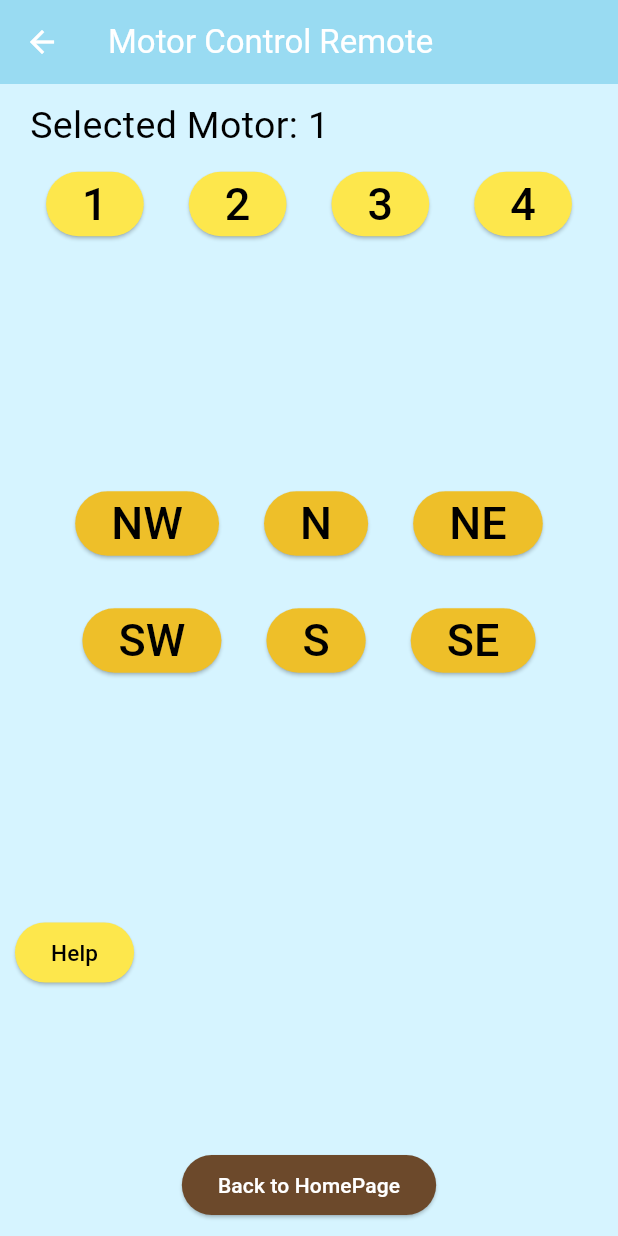
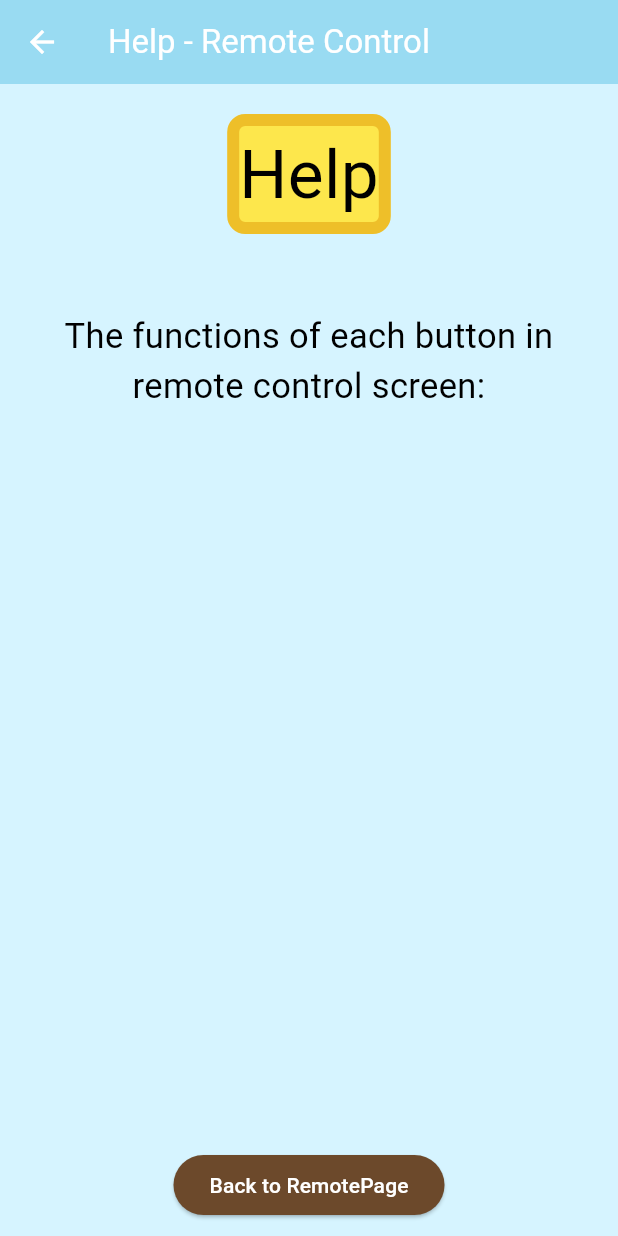
Before and after one commit to Kgo222/weceEOH_23, a Flutter app: the Remote screen opened directly, after a tap on "Help", on a phone screen of 412 x 824 dp. Run offline on Flutter 3.47's test engine with Material 3 defaults, Android fonts, the phone set to English and light mode, and no system bars.

Commit message:
help pages and remote control buttons

```diff
--- /dev/null
+++ b/solar_axis_app/lib/help_remote.dart
@@ -0,0 +1,78 @@
+import 'package:flutter/material.dart';
+import 'package:solar_axis_app/theme.dart';
+import 'theme.dart';
+import 'globals.dart';
+
+class HelpRemote extends StatefulWidget {
+  const HelpRemote({Key? key}) : super(key: key);
+
+  @override
+  State<HelpRemote> createState() => _HelpRemotePageState();
+}
+class _HelpRemotePageState extends State<HelpRemote> {
+  @override
+  Widget build(BuildContext context) {
+    return Scaffold(
+      appBar: AppBar(
+        title: const Text("Help - Remote Control"),
+        backgroundColor: AppColors.blue2,
+      ),
+      body: Center(
+        child: Column(
+          crossAxisAlignment: CrossAxisAlignment.center,
+          children: [
+            Row(
+                mainAxisAlignment: MainAxisAlignment.center,
+                children:[
+                  Container(
+                    alignment: Alignment.center,
+                    margin: const EdgeInsets.all(20),
+                    decoration: BoxDecoration(
+                      color: AppColors.yellow1,
+                      border: Border.all(width: 8, color: AppColors.yellow2),
+                      borderRadius: BorderRadius.circular(12),
+                    ),
+                    // Change button text when clicked.
+                    child: const Text(
+                      'Help',
+                      textAlign: TextAlign.center,
+                      softWrap: true,
+                      style: TextStyle(color: AppColors.black, fontSize:45),
+                    ),
+                  ),
+                ] //children
+            ),
+            Padding(
+              padding: EdgeInsets.all(32),
+              child: Text(
+                'The functions of each button in remote control screen:',
+                softWrap: true,
+                overflow: TextOverflow.clip,
+                textAlign: TextAlign.center,
+                style: TextStyle(color: AppColors.black, fontSize:23),
+              ),
+            ),
+            Expanded(
+              child: Align(
+                alignment: FractionalOffset.bottomCenter,
+                child: Padding(
+                  padding: const EdgeInsets.only(bottom: 10.0),
+                  child: ElevatedButton(
+                    child: const Text("Back to RemotePage"),
+                    onPressed: () {
+                      Navigator.pop(context);
+                    },
+                    style: ElevatedButton.styleFrom(
+                      primary: AppColors.brown,
+                      onPrimary: AppColors.white,
+                    ),
+                  ),
+                ),
+              ),
+            ),
+          ],
+        ), // This trailing comma makes auto-formatting nicer for build methods.
+      ),
+    );
+  }
+}
--- a/solar_axis_app/lib/remote.dart
+++ b/solar_axis_app/lib/remote.dart
@@ -1,4 +1,5 @@
 import 'package:flutter/material.dart';
+import 'package:solar_axis_app/help_remote.dart';
 import 'package:solar_axis_app/theme.dart';
 import 'theme.dart';
 import 'globals.dart';
@@ -239,7 +240,12 @@ class _RemotePageState extends State<Remote> {
                       style: TextStyle(color: AppColors.black, fontSize:15),
                     ),
                     onPressed: () {
-                      print('Switching to Help Info Page');
+                      print('Switching to Help Page');
+                      Navigator.push(
+                          context,
+                          MaterialPageRoute(builder: (context) {
+                        return const HelpRemote();
+                      }),);
                     },
                     style: ElevatedButton.styleFrom(
                       primary: AppColors.yellow1,
```
Also changed, not shown: solar_axis_app/lib/help_home.dart (added, +78 -0 lines), solar_axis_app/lib/homepage.dart (+9 -7 lines).
